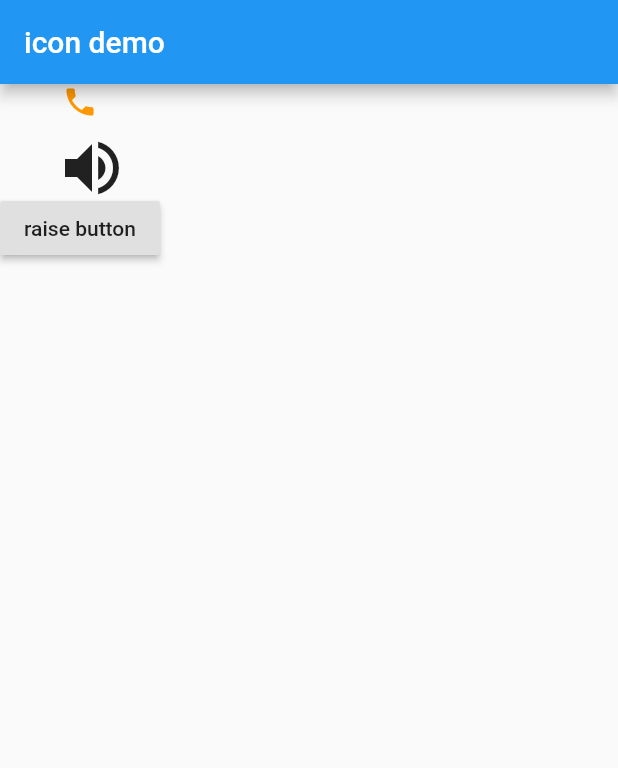
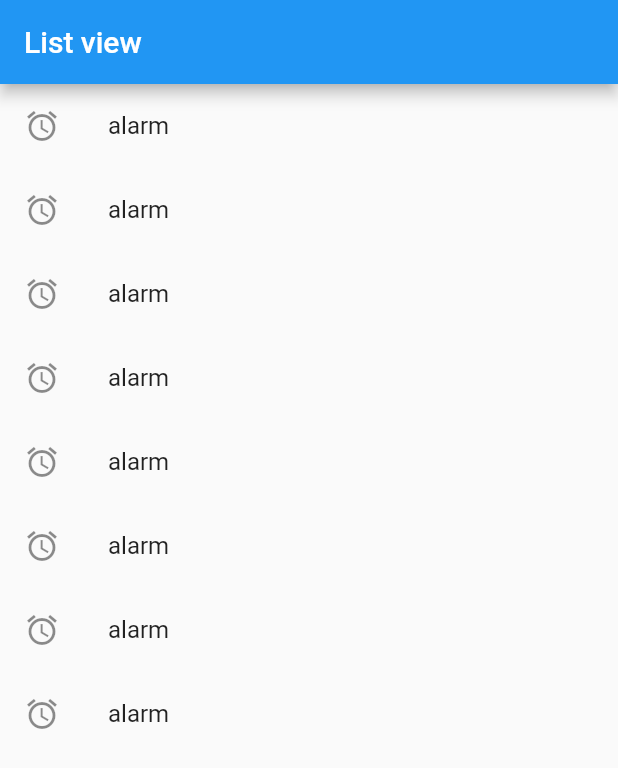
Before and after one commit to GrayFrost/learn-flutter, a Flutter app: the screen it shows after launch, on a phone screen of 412 x 824 dp. Shown: the top 768 px of the screen. Run offline on Flutter 3.47's test engine with Material 2 defaults, Android fonts, the phone set to English and light mode, and no system bars.

Commit message:
feat(listview): learn listview widget

```diff
--- a/lib/4_4_icon/icon.dart
+++ b/lib/4_4_icon/icon.dart
@@ -24,7 +24,12 @@ class IconDemo extends StatelessWidget {
               onPressed: (){
                 print('按下2');
               },
-              child: Text('raise button'),
+              child: Row(
+                children: <Widget>[
+                  Icon(Icons.watch, color: Colors.cyan,),
+                  Text('raise me')
+                ],
+              ),
             )
           ],
         ),
--- /dev/null
+++ b/lib/4_5_listview/listview.dart
@@ -0,0 +1,27 @@
+import 'package:flutter/material.dart';
+
+class ListViewDemo extends StatelessWidget {
+  @override
+  Widget build(BuildContext context) {
+    return MaterialApp(
+      title: 'list view',
+      home: Scaffold(
+        appBar: AppBar(
+          title: Text('List view'),
+        ),
+        body: ListView(
+          children: <Widget>[
+            ListTile(leading: Icon(Icons.alarm), title: Text('alarm')),
+            ListTile(leading: Icon(Icons.alarm), title: Text('alarm')),
+            ListTile(leading: Icon(Icons.alarm), title: Text('alarm')),
+            ListTile(leading: Icon(Icons.alarm), title: Text('alarm')),
+            ListTile(leading: Icon(Icons.alarm), title: Text('alarm')),
+            ListTile(leading: Icon(Icons.alarm), title: Text('alarm')),
+            ListTile(leading: Icon(Icons.alarm), title: Text('alarm')),
+            ListTile(leading: Icon(Icons.alarm), title: Text('alarm')),
+          ],
+        ),
+      ),
+    );
+  }
+}
--- a/lib/main.dart
+++ b/lib/main.dart
@@ -1,7 +1,7 @@
 import 'package:flutter/material.dart';
-import 'package:learn_flutter/4_4_icon/icon.dart';
+import 'package:learn_flutter/4_5_listview/listview.dart';
 
-void main() => runApp(IconDemo());
+void main() => runApp(ListViewDemo());
 
 class MyApp extends StatelessWidget {
   @override
```
Also changed, not shown: 1 other file.
